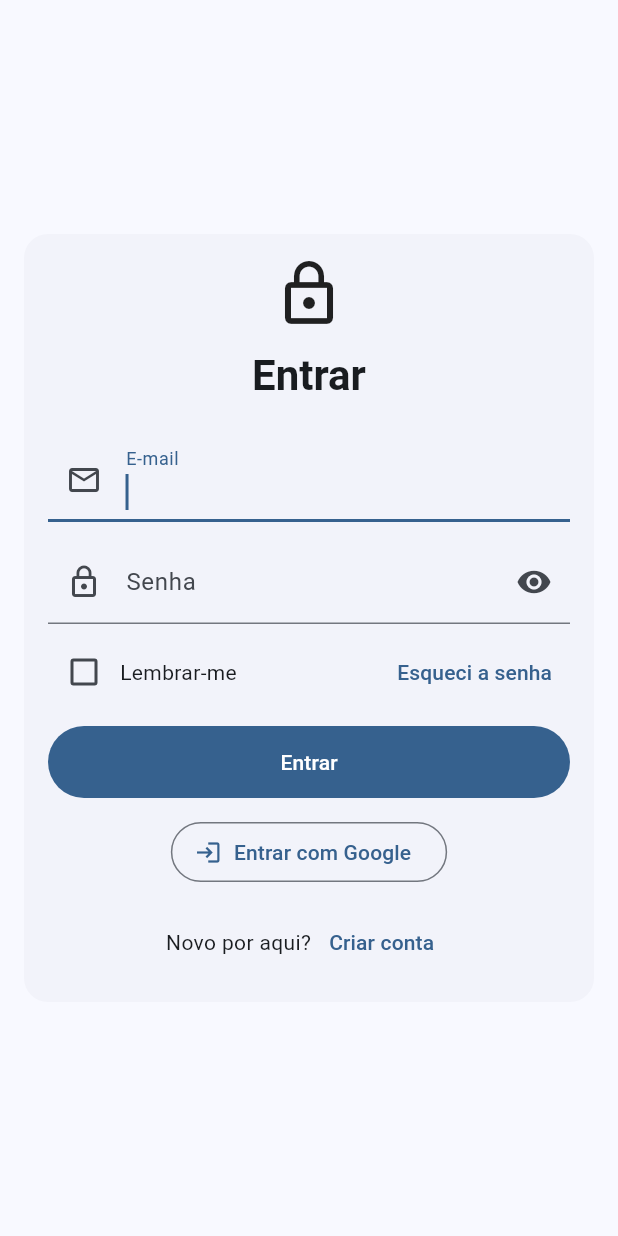
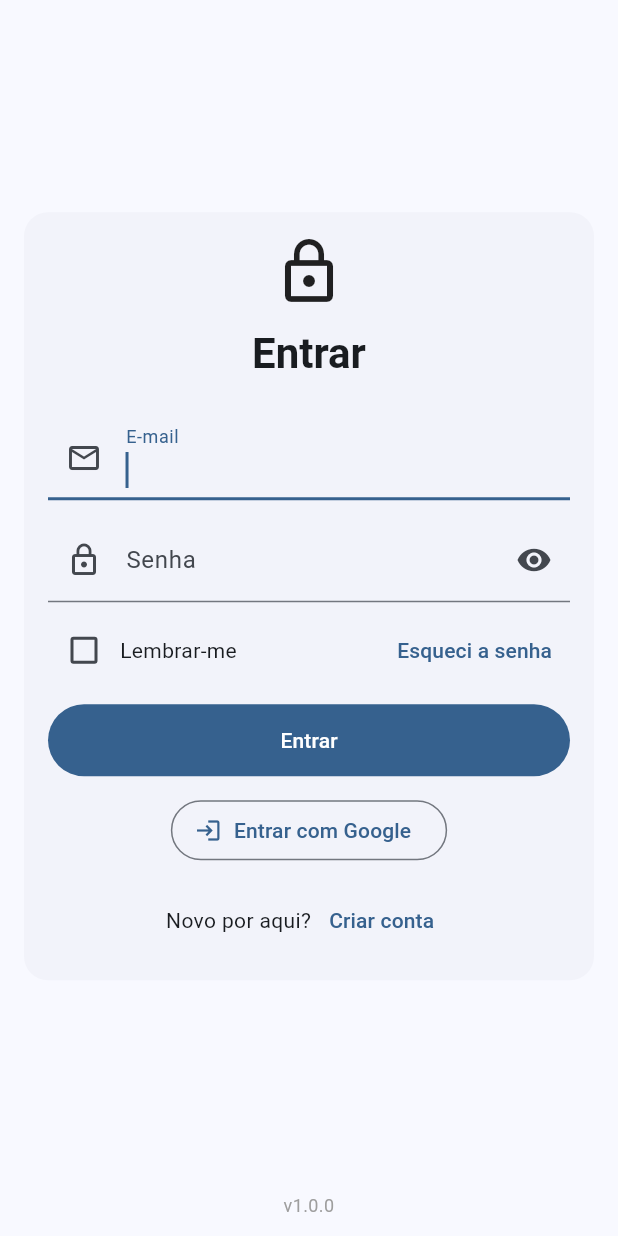
Before and after one commit to BRAEDIX1/LEGO, a Flutter app: the screen it shows after launch, on a phone screen of 412 x 824 dp. Run offline on Flutter 3.47's test engine with Material 3 defaults, Android fonts, the light colour scheme and no system bars; our stand-ins replace cloud_firestore, connectivity_plus, diacritic, equatable, file_picker, firebase_auth and 7 more; missing offline and left inert: excel; accounts and stored records are empty; network calls fail; project files that could hold a hidden picture were left out.

```diff
--- a/lib/ui/login_page.dart
+++ b/lib/ui/login_page.dart
@@ -1,5 +1,6 @@
 import 'package:flutter/material.dart';
 import 'package:firebase_auth/firebase_auth.dart';
+import 'package:package_info_plus/package_info_plus.dart';
 import '../services/auth_service.dart';
 import 'home_page.dart';
 import 'package:hive/hive.dart';
@@ -26,6 +27,7 @@ class _LoginPageState extends State<LoginPage> {
   bool _isLoading = false;
   bool _isRegister = false;
   bool _remember = false;
+  String _versao = '';
 
   final String? _allowedDomain = null;
 
@@ -35,6 +37,9 @@ class _LoginPageState extends State<LoginPage> {
   void initState() {
     super.initState();
     _emailFocus.requestFocus();
+    PackageInfo.fromPlatform().then((info) {
+      if (mounted) setState(() => _versao = info.version);
+    });
   }
 
   @override
@@ -266,6 +271,16 @@ class _LoginPageState extends State<LoginPage> {
     final theme = Theme.of(context);
 
     return Scaffold(
+      bottomNavigationBar: _versao.isEmpty
+          ? null
+          : Padding(
+              padding: const EdgeInsets.only(bottom: 12),
+              child: Text(
+                'v$_versao',
+                textAlign: TextAlign.center,
+                style: TextStyle(fontSize: 12, color: Colors.grey[500]),
+              ),
+            ),
       body: LayoutBuilder(
         builder: (context, c) {
           const mobileMax = 600.0;
```
